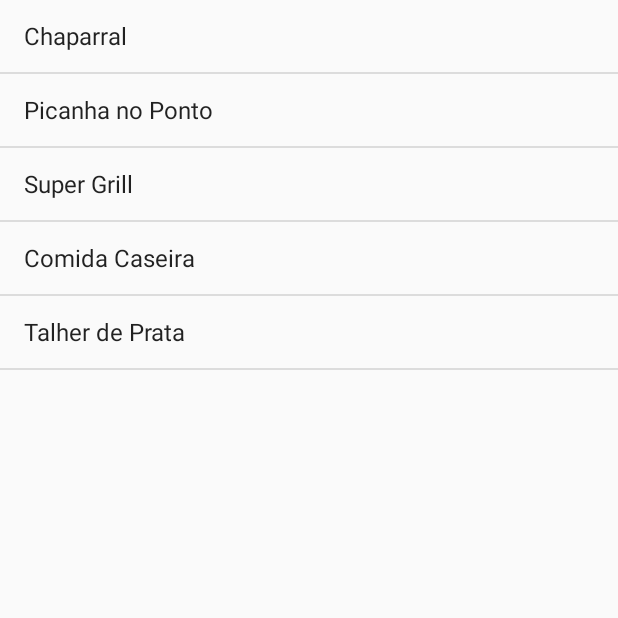
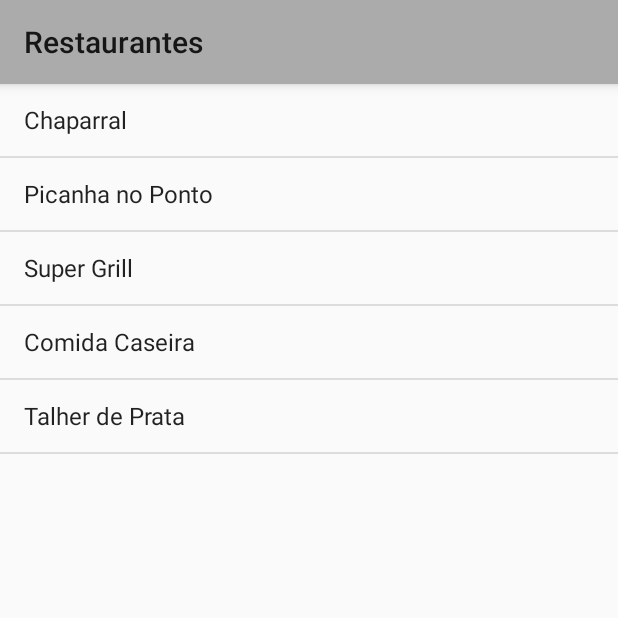
Before and after one commit to JacianaBarbosa/aracatitour, an Android app: the screen it shows after launch (RestaurantActivity), after a tap on "Onde comer?", on a phone screen of 412 x 824 dp, the top half of it. Run offline under Robolectric (Android 15) with nearby library versions, the phone set to English and light mode, and no system bars.

Commit message:
Atualização

```diff
--- a/app/src/main/java/com/example/gabialmeida/aracatitour/DefaultActivity.java
+++ b/app/src/main/java/com/example/gabialmeida/aracatitour/DefaultActivity.java
@@ -1,16 +1,16 @@
 package com.example.gabialmeida.aracatitour;
 
+import android.app.Activity;
 import android.database.Cursor;
 import android.database.sqlite.SQLiteDatabase;
 import android.os.Bundle;
-import android.support.v7.app.AppCompatActivity;
 import android.widget.TextView;
 
 /**
  * Created by Alberto Zaranza on 29/11/2016.
  */
 
-public class DefaultActivity extends AppCompatActivity {
+public class DefaultActivity extends Activity {
 
     private TextView textNome;
     private TextView textRua;
--- a/app/src/main/java/com/example/gabialmeida/aracatitour/HotelActivity.java
+++ b/app/src/main/java/com/example/gabialmeida/aracatitour/HotelActivity.java
@@ -3,6 +3,7 @@ package com.example.gabialmeida.aracatitour;
 import android.app.Activity;
 import android.content.Intent;
 import android.os.Bundle;
+import android.support.v7.widget.Toolbar;
 import android.view.View;
 import android.widget.AdapterView;
 import android.widget.ArrayAdapter;
@@ -18,10 +19,15 @@ import java.util.ArrayList;
 
 public class HotelActivity extends Activity {
 
+    private Toolbar toolbar;
+
     @Override
     protected void onCreate(Bundle savedInstanceState){
         super.onCreate(savedInstanceState);
         setContentView(R.layout.layout_hot);
+
+        toolbar = (Toolbar) findViewById(R.id.toolbar);
+        toolbar.setTitle("Hoteis");
 
         ManageDatabase dbManager = new ManageDatabase(this);
 
--- a/app/src/main/java/com/example/gabialmeida/aracatitour/MainActivity.java
+++ b/app/src/main/java/com/example/gabialmeida/aracatitour/MainActivity.java
@@ -4,6 +4,7 @@ import android.app.Activity;
 import android.content.Intent;
 import android.content.SharedPreferences;
 import android.os.Bundle;
+import android.support.v7.widget.Toolbar;
 import android.view.View;
 import android.widget.Button;
 
@@ -11,10 +12,15 @@ import com.example.gabialmeida.aracatitour.Database.ManageDatabase;
 
 public class MainActivity extends Activity {
 
+    private Toolbar toolbar;
+
     @Override
     protected void onCreate(Bundle savedInstanceState) {
         super.onCreate(savedInstanceState);
         setContentView(R.layout.layout_main);
+
+        toolbar = (Toolbar) findViewById(R.id.toolbar);
+        toolbar.setTitle("Aracati Tour");
 
         ManageDatabase dbManager = new ManageDatabase(this);
 
--- a/app/src/main/java/com/example/gabialmeida/aracatitour/PointActivity.java
+++ b/app/src/main/java/com/example/gabialmeida/aracatitour/PointActivity.java
@@ -3,6 +3,7 @@ package com.example.gabialmeida.aracatitour;
 import android.app.Activity;
 import android.content.Intent;
 import android.os.Bundle;
+import android.support.v7.widget.Toolbar;
 import android.view.View;
 import android.widget.AdapterView;
 import android.widget.ArrayAdapter;
@@ -18,10 +19,15 @@ import java.util.ArrayList;
 
 public class PointActivity extends Activity {
 
+    private Toolbar toolbar;
+
     @Override
     protected void onCreate(Bundle savedInstanceState){
         super.onCreate(savedInstanceState);
         setContentView(R.layout.layout_pnt);
+
+        toolbar = (Toolbar) findViewById(R.id.toolbar);
+        toolbar.setTitle("Pontos Históricos");
 
         ManageDatabase dbManager = new ManageDatabase(this);
 
--- a/app/src/main/java/com/example/gabialmeida/aracatitour/RestaurantActivity.java
+++ b/app/src/main/java/com/example/gabialmeida/aracatitour/RestaurantActivity.java
@@ -1,8 +1,9 @@
 package com.example.gabialmeida.aracatitour;
 
+import android.app.Activity;
 import android.content.Intent;
 import android.os.Bundle;
-import android.support.v7.app.AppCompatActivity;
+import android.support.v7.widget.Toolbar;
 import android.view.View;
 import android.widget.AdapterView;
 import android.widget.ArrayAdapter;
@@ -17,12 +18,17 @@ import java.util.ArrayList;
  * Created by Gabi Almeida on 22/11/2016.
  */
 
-public class RestaurantActivity extends AppCompatActivity {
+public class RestaurantActivity extends Activity {
+
+    private Toolbar toolbar;
 
     @Override
     protected void onCreate(Bundle savedInstanceState) {
         super.onCreate(savedInstanceState);
         setContentView(R.layout.layout_res);
+
+        toolbar = (Toolbar) findViewById(R.id.toolbar);
+        toolbar.setTitle("Restaurantes");
 
         ManageDatabase dbManager = new ManageDatabase(this);
 
@@ -51,5 +57,7 @@ public class RestaurantActivity extends AppCompatActivity {
                 startActivity(it);
             }
         });
+
+
     }
 }
--- a/app/src/main/res/layout/layout_main.xml
+++ b/app/src/main/res/layout/layout_main.xml
@@ -4,6 +4,10 @@
     android:layout_height="match_parent"
     android:weightSum="1"
     android:id="@+id/layout">
+
+    <include
+        android:id="@id/toolbar"
+        layout="@layout/toolbar"/>
 
     <Button
         android:text="Onde comer?"
@@ -37,7 +41,7 @@
         android:layout_width="match_parent"
         android:layout_height="wrap_content"
         android:id="@+id/locais"
-        android:layout_weight="0.25"
+        android:layout_weight="0.24"
         android:onClick="layout5"
         android:textAppearance="@style/TextAppearance.AppCompat.Display1" />
 </LinearLayout>
--- a/app/src/main/res/layout/layout_res.xml
+++ b/app/src/main/res/layout/layout_res.xml
@@ -2,7 +2,13 @@
 <LinearLayout xmlns:android="http://schemas.android.com/apk/res/android"
     android:id="@+id/layout2"
     android:layout_width="match_parent"
-    android:layout_height="match_parent">
+    android:layout_height="match_parent"
+    android:orientation="vertical">
+
+
+    <include
+        android:id="@id/toolbar"
+        layout="@layout/toolbar"/>
 
     <ListView
         android:layout_width="match_parent"
--- /dev/null
+++ b/app/src/main/res/layout/toolbar.xml
@@ -0,0 +1,8 @@
+<?xml version="1.0" encoding="utf-8"?>
+<android.support.v7.widget.Toolbar
+    xmlns:android="http://schemas.android.com/apk/res/android"
+    android:layout_width="match_parent"
+    android:layout_height="wrap_content"
+    android:background="@color/colorPrimary"
+    android:elevation="5dp"
+    android:id="@+id/toolbar" />
--- a/app/src/main/res/values/colors.xml
+++ b/app/src/main/res/values/colors.xml
@@ -1,6 +1,6 @@
 <?xml version="1.0" encoding="utf-8"?>
 <resources>
-    <color name="colorPrimary">#3f51b5</color>
+    <color name="colorPrimary">#ababab</color>
     <color name="colorPrimaryDark">#60668a</color>
     <color name="colorAccent">#FF4081</color>
 </resources>
```
Also changed, not shown: app/src/main/AndroidManifest.xml (+22 -9 lines), app/src/main/res/layout/layout_hot.xml (+7 -1 lines), app/src/main/res/layout/layout_pnt.xml (+7 -1 lines).
